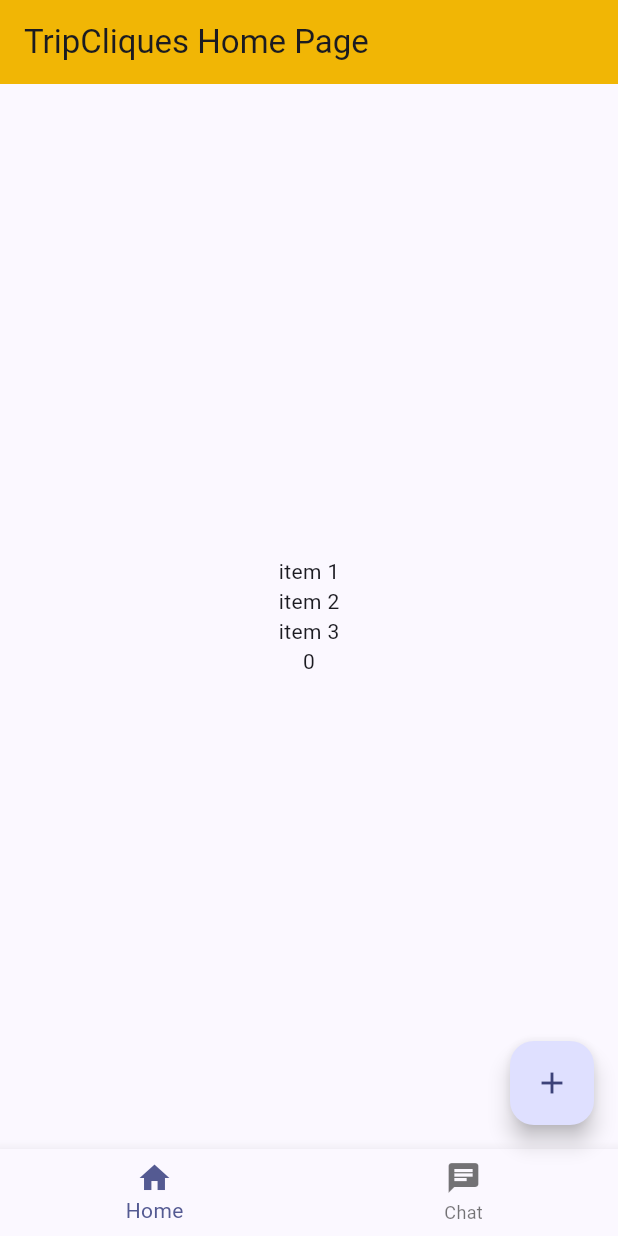
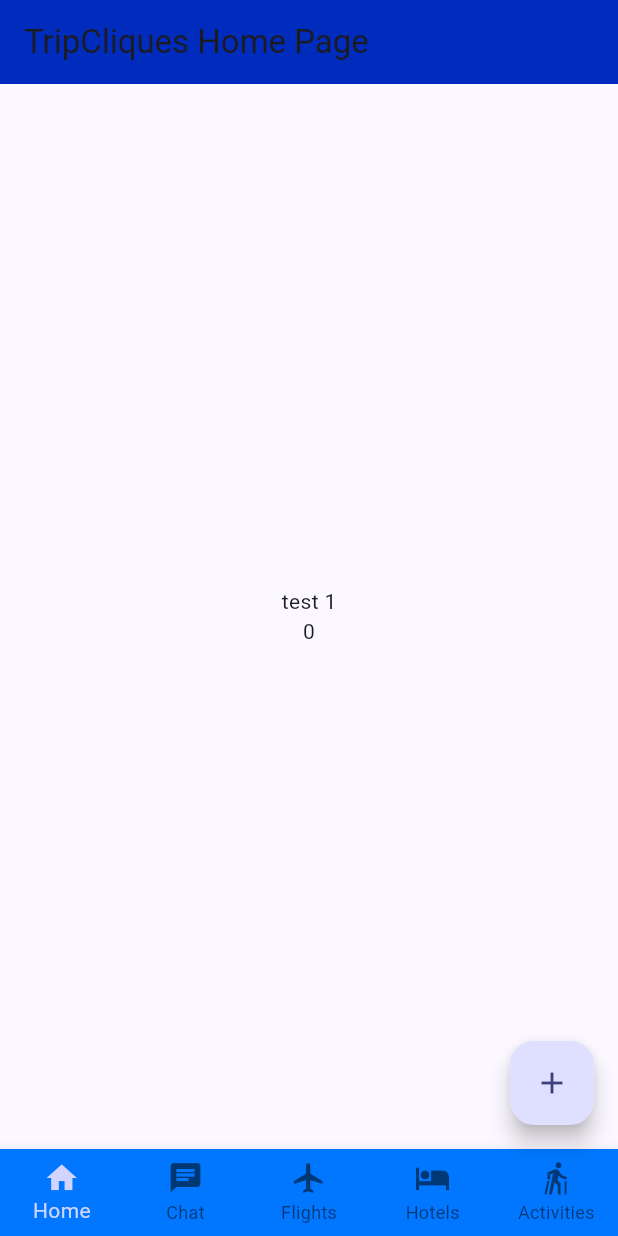
Before and after one commit to wettoast55/tripper_web, a Flutter app: the screen it shows after launch, on a phone screen of 412 x 824 dp. Run offline on Flutter 3.47's test engine with Material 3 defaults, Android fonts, the phone set to English and light mode, and no system bars; our stand-ins replace cloud_firestore, firebase_auth, firebase_core; accounts and stored records are empty; statements that could not run were skipped.

Commit message:
Fixed chat error
got red of "each child must be laid out exactly once error"

```diff
--- a/lib/main.dart
+++ b/lib/main.dart
@@ -2,15 +2,23 @@
 import 'package:cloud_firestore/cloud_firestore.dart';
 import 'package:flutter/material.dart';
 import 'package:http/http.dart';
+import 'firebase_options.dart'; // generated by flutterfire configure
+import 'package:firebase_core/firebase_core.dart';
 
 // after your imports
 import 'widgets/chat_view.dart';
 
 //init app, start
-void main() {
+// void main() {
+//   runApp(const MyApp());
+// }
+void main() async {
+  WidgetsFlutterBinding.ensureInitialized();
+  await Firebase.initializeApp(
+    options: DefaultFirebaseOptions.currentPlatform,
+  );
   runApp(const MyApp());
 }
-
 // init browser app
 class MyApp extends StatelessWidget {
   const MyApp({super.key});
@@ -49,18 +57,38 @@
   int _counter = 0; //temp counter
   int _selectedIndex = 0; //tracks tab selected
 
-  // Define pages for each tab
+  // Define pages for each tab, EACH PAGE IS A WIDGET, index must match the tab index
+  // This is a list of widgets that will be displayed in the body of the Scaffold.
   List<Widget> get _pages => [
     Column(
       mainAxisAlignment: MainAxisAlignment.center,
       children: [
-        Text("item 1"),
-        Text("item 2"),
-        Text("item 3"),
+        Text("test 1"),
         Text('$_counter'),
       ],
     ),
     const ChatView(), // chat widget!
+
+    Column(
+      mainAxisAlignment: MainAxisAlignment.center,
+      children: [
+        Text("page 3"),
+      ],
+    ),
+
+    Column(
+      mainAxisAlignment: MainAxisAlignment.center,
+      children: [
+        Text("page 4"),
+      ],
+    ),
+
+    Column(
+      mainAxisAlignment: MainAxisAlignment.center,
+      children: [
+        Text("page 5"),
+      ],
+    ),
   ];
 
   // Function to handle tab changes
@@ -87,26 +115,49 @@
       appBar: AppBar(
 
         //color of appbar
-        backgroundColor: const Color.fromARGB(255, 241, 182, 5), //Theme.of(context).colorScheme.inversePrimary,
+        backgroundColor: const Color.fromARGB(255, 0, 44, 189), //Theme.of(context).colorScheme.inversePrimary,
 
         // Here we take the value from the MyHomePage object that was created by
         // the App.build method, and use it to set our appbar title.
         title: Text(widget.title),
       ),
 
-      body:Center(child: _pages[_selectedIndex]), // Display the selected page
+      //body:Center(child: _pages[_selectedIndex]), // Display the selected page
+      body: SizedBox.expand(child: _pages[_selectedIndex]),
 
-      // bottom navigation bar with two tabs
+
+      // bottom navigation bar with tabs
       // The BottomNavigationBar widget is used to create a bottom navigation bar.
       bottomNavigationBar: BottomNavigationBar(
+        // colors for bottom navigation bar
+        selectedItemColor: const Color.fromARGB(255, 208, 212, 255),
+        backgroundColor: const Color.fromARGB(255, 0, 119, 254), //Theme.of(context).colorScheme.inversePrimary,
+        type: BottomNavigationBarType.fixed, // Use fixed type for multiple items
         items: const [
+
           BottomNavigationBarItem(
             icon: Icon(Icons.home),
             label: 'Home',
           ),
+
           BottomNavigationBarItem(
             icon: Icon(Icons.chat),
             label: 'Chat',
+          ),
+
+          BottomNavigationBarItem(
+            icon: Icon(Icons.flight),
+            label: 'Flights',
+          ),
+
+          BottomNavigationBarItem(
+            icon: Icon(Icons.hotel),
+            label: 'Hotels',
+          ),
+
+          BottomNavigationBarItem(
+            icon: Icon(Icons.nordic_walking),
+            label: 'Activities',
           ),
         ],
         currentIndex: _selectedIndex,
```
Also changed, not shown: lib/widgets/chat_view.dart (+40 -15 lines).
